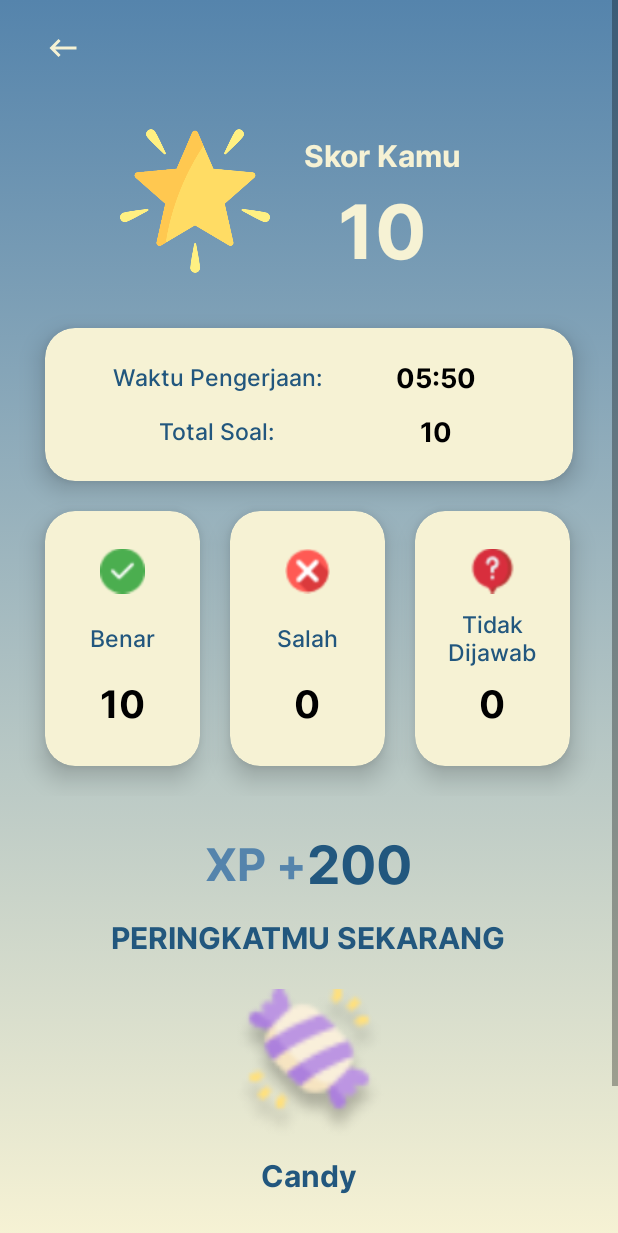
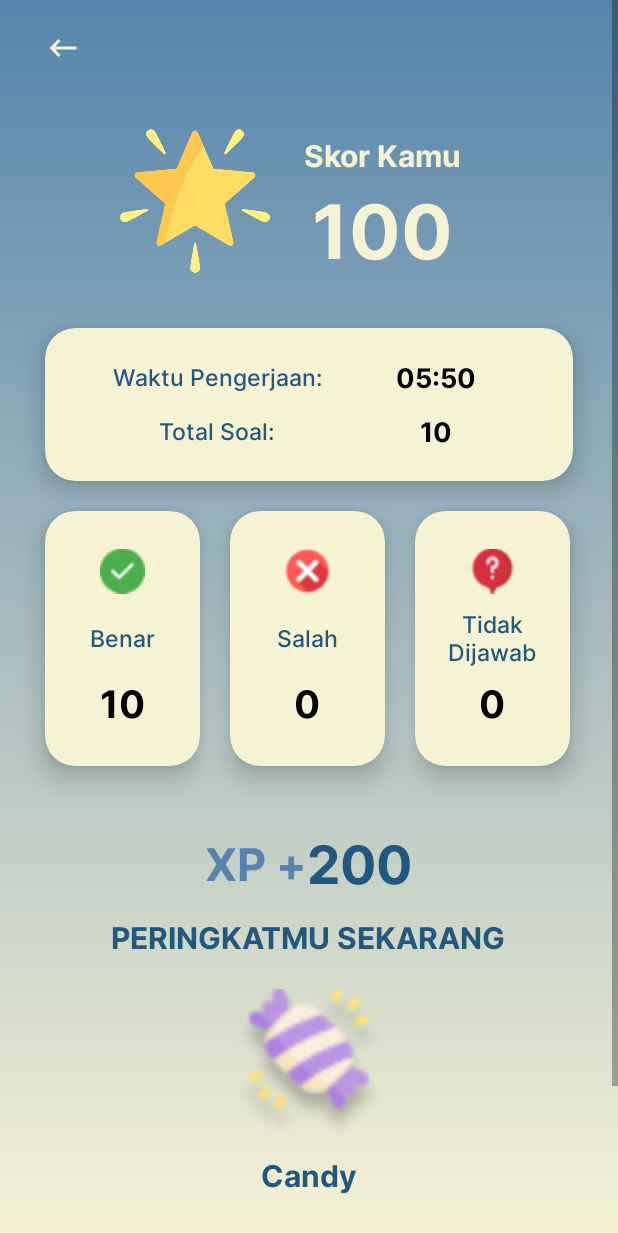
Before and after one commit to MuhammadTatma/EZ-Math, an Android app: the HasilLatihan screen opened directly, with no data from a screen before it, on a phone screen of 412 x 824 dp. Shown: the top 1233 px of the screen. Run offline under Robolectric (Android 15) with nearby library versions, the phone set to English and light mode, and no system bars; 5 statements that could not run were skipped.

Commit message:
update lagi halaman latihan

```diff
--- a/app/build.gradle
+++ b/app/build.gradle
@@ -15,6 +15,10 @@ android {
         versionName "1.0"
 
         testInstrumentationRunner "androidx.test.runner.AndroidJUnitRunner"
+    }
+
+    buildFeatures{
+        viewBinding = true
     }
 
     buildTypes {
@@ -40,9 +44,11 @@ dependencies {
     implementation 'androidx.constraintlayout:constraintlayout:2.1.4'
     implementation 'com.google.firebase:firebase-auth-ktx:21.1.0'
     implementation 'com.google.firebase:firebase-database-ktx:20.1.0'
+    implementation 'com.google.firebase:firebase-firestore-ktx:24.4.1'
     testImplementation 'junit:junit:4.13.2'
     androidTestImplementation 'androidx.test.ext:junit:1.1.4'
     androidTestImplementation 'androidx.test.espresso:espresso-core:3.5.0'
+    implementation 'com.google.code.gson:gson:2.8.6'
 
     // Depedencies for circular ImageView
     implementation 'de.hdodenhof:circleimageview:3.1.0'
--- a/app/src/main/AndroidManifest.xml
+++ b/app/src/main/AndroidManifest.xml
@@ -55,6 +55,7 @@
                 <category android:name="android.intent.category.LAUNCHER" />
             </intent-filter>
         </activity>
+        <service android:name=".TimerService"/>
     </application>
 
 </manifest>
--- a/app/src/main/java/com/example/ez_math/HasilLatihan.kt
+++ b/app/src/main/java/com/example/ez_math/HasilLatihan.kt
@@ -3,30 +3,96 @@ package com.example.ez_math
 import android.content.Intent
 import androidx.appcompat.app.AppCompatActivity
 import android.os.Bundle
+import android.util.Log
 import android.view.View
 import android.widget.EditText
+import android.widget.ImageView
+import android.widget.LinearLayout
 import android.widget.TextView
+import androidx.fragment.app.Fragment
 import com.example.ez_math.Fragments.FragmentPencapaian
+import com.example.ez_math.Fragments.FragmentProfile
+import com.google.gson.Gson
+import kotlin.math.roundToInt
 
 class HasilLatihan : AppCompatActivity() {
+    lateinit var quiz: Quiz
+    lateinit var tvSkor: TextView
+    lateinit var tvBenar: TextView
+    lateinit var tvSalah: TextView
+    lateinit var tvTdkJawab: TextView
+    lateinit var tvTotalSoal: TextView
+    lateinit var tvXP: TextView
+    lateinit var tvWaktuKerja: TextView
+
     override fun onCreate(savedInstanceState: Bundle?) {
         super.onCreate(savedInstanceState)
         setContentView(R.layout.activity_hasil_latihan)
+        findViewId()
+        setUpViews()
 
-        val KUNCI = "BukaLatihan"
-        var pesan = intent.getStringExtra(KUNCI)
-
+        val btnKePencapaian = findViewById<LinearLayout>(R.id.toPencapaian)
+        btnKePencapaian.setOnClickListener {
+            moveToFragment(FragmentPencapaian())
+        }
     }
 
-    fun fKePencapaian(view: View){
-//        val etPesan = findViewById<EditText>(R.id.etPesan)
-//        val isiPesan = etPesan.text.toString()
+    private fun findViewId() {
+        tvSkor = findViewById<TextView>(R.id.tvSkor)
+        tvBenar = findViewById<TextView>(R.id.tvBenar)
+        tvSalah = findViewById<TextView>(R.id.tvSalah)
+        tvTdkJawab = findViewById<TextView>(R.id.tvTdkJawab)
+        tvTotalSoal = findViewById<TextView>(R.id.tvTotalSoal)
+        tvXP = findViewById<TextView>(R.id.tvXP)
+        tvWaktuKerja = findViewById<TextView>(R.id.tvWaktuKerja)
+    }
 
-        val intentKePencapaian = Intent(this, FragmentPencapaian::class.java)
-//        intentKeLinear.apply {
-//            putExtra(KUNCI, isiPesan)
-//        }
-        startActivity(intentKePencapaian)
+    val KUNCI = "HasilQuizGes"
+    private fun setUpViews() {
+        val quizData: String? = intent.getStringExtra(KUNCI)
+        Log.d("INIQUIZ", quizData.toString())
+        quiz = Gson().fromJson<Quiz>(quizData, Quiz::class.java)
+        calculateScore()
+    }
+
+    private fun calculateScore() {
+        var score = 0
+        var rightAns = 0
+        var wrongAns = 0
+        var notAns = 0
+        for (entry : MutableMap.MutableEntry<String, Question> in quiz.questions.entries) {
+            val question : Question = entry.value
+            if (question.answer == question.userAnswer) {
+                score += 10
+                rightAns++
+            } else wrongAns++
+            if (question.userAnswer == "") notAns++
+        }
+
+        calculateXP(score)
+
+        tvSkor.text = score.toString()
+        tvTotalSoal.text = quiz.questions.size.toString()
+        tvBenar.text = rightAns.toString()
+        tvSalah.text = wrongAns.toString()
+        tvTdkJawab.text = notAns.toString()
+        tvWaktuKerja.text = quiz.time.toString()
+    }
+
+    private fun calculateXP(score: Int) : Int {
+        var time: Int
+        time = quiz.time.roundToInt()
+        var XP: Int = score*100/time
+        tvXP.text = XP.toString()
+
+        return XP
+    }
+
+    private fun moveToFragment(fragment: Fragment)
+    {
+        val fragmentTrans = supportFragmentManager.beginTransaction()
+        fragmentTrans.replace(R.id.fragmentContainer, fragment)
+        fragmentTrans.commit()
     }
 
 }
--- a/app/src/main/java/com/example/ez_math/Quiz.kt
+++ b/app/src/main/java/com/example/ez_math/Quiz.kt
@@ -3,6 +3,6 @@ package com.example.ez_math
 data class Quiz(
     var id: String = "",
     var title: String = "",
-    var question: MutableMap<String, Question> = mutableMapOf()
-
+    var questions: MutableMap<String, Question> = mutableMapOf(),
+    var time: Double = 0.0
 )
--- a/app/src/main/res/layout/activity_hasil_latihan.xml
+++ b/app/src/main/res/layout/activity_hasil_latihan.xml
@@ -54,7 +54,7 @@
                     android:layout_height="wrap_content"
                     android:fontFamily="@font/interbold"
                     android:gravity="center"
-                    android:text="10"
+                    android:text="100"
                     android:textColor="@color/Color_4"
                     android:textSize="50dp"/>
 
@@ -335,6 +335,7 @@
                 android:fontFamily="@font/interbold"/>
 
             <ImageView
+                android:id="@+id/ivPeringkat"
                 android:layout_width="100dp"
                 android:layout_height="100dp"
                 android:layout_gravity="center"
@@ -342,6 +343,7 @@
                 android:src="@drawable/candy"/>
 
             <TextView
+                android:id="@+id/tvPeringkat"
                 android:layout_width="wrap_content"
                 android:layout_height="wrap_content"
                 android:layout_gravity="center"
@@ -367,11 +369,11 @@
             app:cardBackgroundColor="@color/Color_1">
 
             <LinearLayout
+                android:id="@+id/toPencapaian"
                 android:layout_width="match_parent"
                 android:layout_height="match_parent"
                 android:layout_gravity="center"
-                android:orientation="horizontal"
-                android:onClick="fKePencapaian">
+                android:orientation="horizontal">
 
                 <TextView
                     android:layout_width="270dp"
--- a/app/src/main/res/layout/fragment_home.xml
+++ b/app/src/main/res/layout/fragment_home.xml
@@ -77,7 +77,6 @@
                 android:layout_height="170dp"
                 android:layout_marginTop="275dp"
                 android:layout_marginEnd="30dp"
-                android:onClick="fLatihan"
                 android:tag="2"
                 app:layout_constraintEnd_toEndOf="parent"
                 app:layout_constraintTop_toTopOf="parent"
@@ -90,7 +89,6 @@
                 android:layout_height="170dp"
                 android:layout_marginStart="30dp"
                 android:layout_marginTop="140dp"
-                android:onClick="fLatihan"
                 android:tag="3"
                 app:layout_constraintStart_toStartOf="parent"
                 app:layout_constraintTop_toTopOf="@+id/ivKelas2"
@@ -103,7 +101,6 @@
                 android:layout_height="170dp"
                 android:layout_marginTop="140dp"
                 android:layout_marginEnd="30dp"
-                android:onClick="fLatihan"
                 android:tag="4"
                 app:layout_constraintEnd_toEndOf="parent"
                 app:layout_constraintTop_toTopOf="@+id/ivKelas3"
@@ -116,7 +113,6 @@
                 android:layout_height="170dp"
                 android:layout_marginStart="30dp"
                 android:layout_marginTop="140dp"
-                android:onClick="fLatihan"
                 android:tag="5"
                 app:layout_constraintStart_toStartOf="parent"
                 app:layout_constraintTop_toTopOf="@+id/ivKelas4"
@@ -129,7 +125,6 @@
                 android:layout_height="170dp"
                 android:layout_marginTop="140dp"
                 android:layout_marginEnd="30dp"
-                android:onClick="fLatihan"
                 android:tag="6"
                 app:layout_constraintEnd_toEndOf="parent"
                 app:layout_constraintTop_toTopOf="@+id/ivKelas5"
```
Also changed, not shown: app/src/main/java/com/example/ez_math/Fragments/HomeFragment.kt (+3 -5 lines), app/src/main/java/com/example/ez_math/LatihanActivity.kt (+104 -45 lines), app/src/main/java/com/example/ez_math/TimerService.kt (added, +37 -0 lines), app/src/main/res/layout/activity_latihan.xml (+4 -11 lines).
